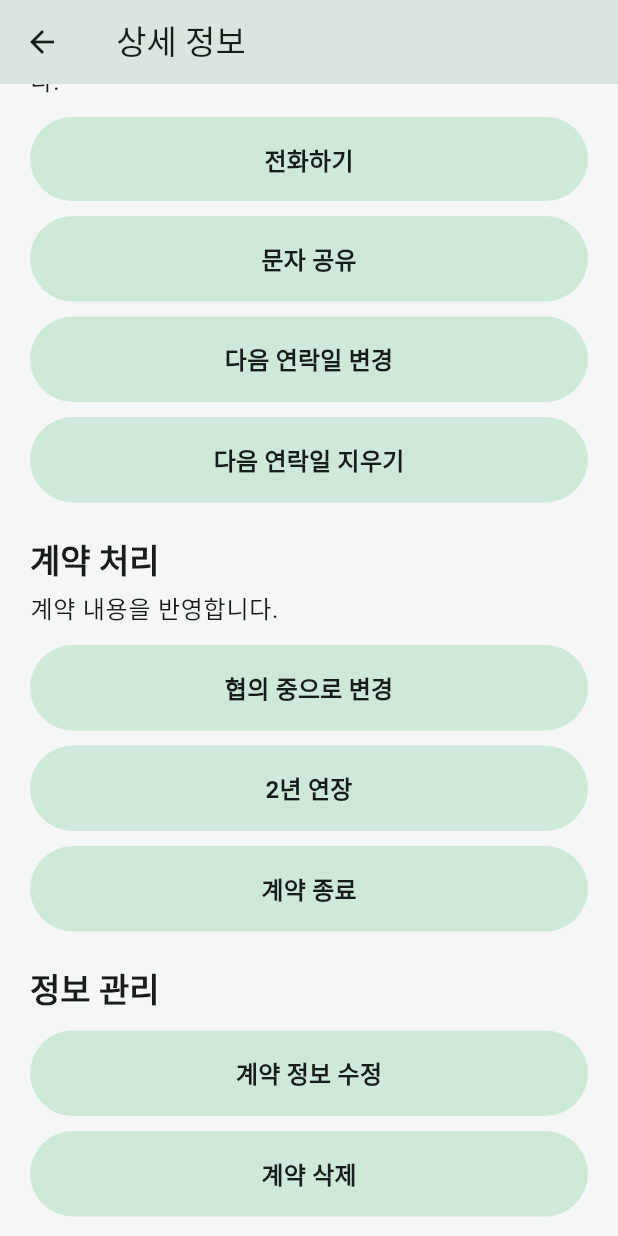
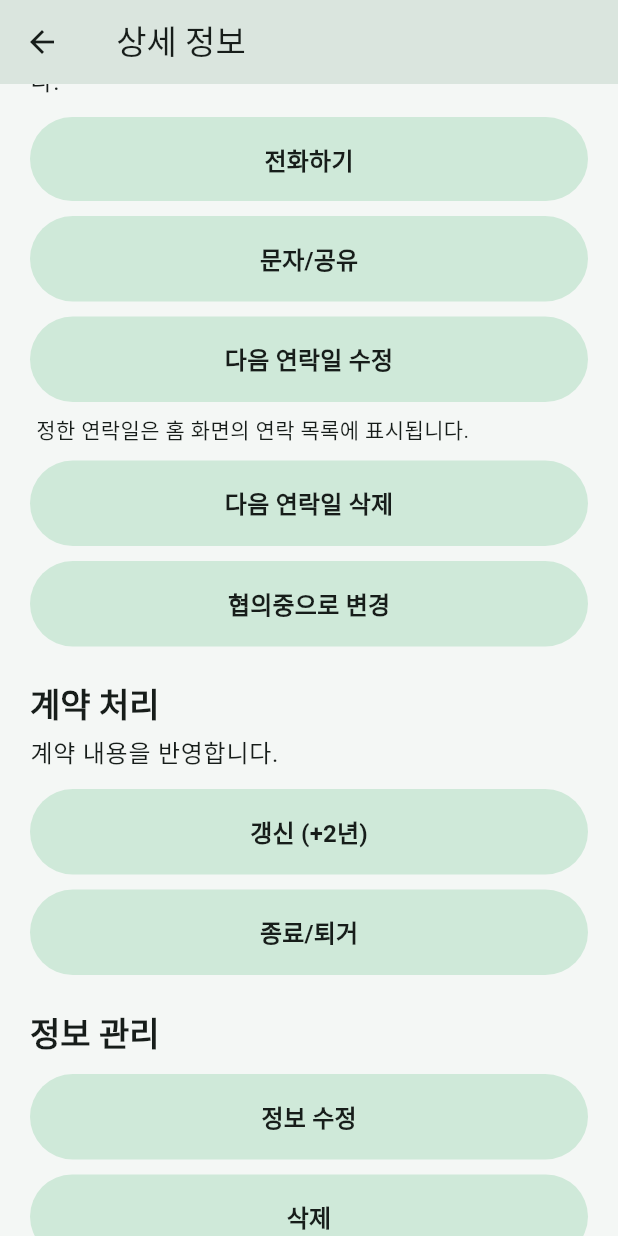
Before and after one commit to meeso0219/rent-management, a Flutter app: the UnitDetailScreen screen opened directly with empty values, scrolled down 576 dp, on a phone screen of 412 x 824 dp. Run offline on Flutter 3.47's test engine with Material 3 defaults, Android fonts, the phone set to English and light mode, and no system bars; our stand-ins replace flutter_local_notifications, flutter_timezone, share_plus, shared_preferences, timezone; accounts and stored records are empty.

Commit message:
Adjust lease detail actions for section-based UX

```diff
--- a/lib/screens/unit_detail_screen.dart
+++ b/lib/screens/unit_detail_screen.dart
@@ -67,12 +67,12 @@ class _UnitDetailScreenState extends State<UnitDetailScreen> {
 
   void _clearFollowUpDate() {
     _updateLease(_lease.copyWith(nextFollowUpDate: null));
-    _showMessage('다음 연락일을 지웠습니다.');
+    _showMessage('다음 연락일을 삭제했습니다.');
   }
 
   void _setNegotiating() {
     _updateLease(_lease.copyWith(status: LeaseStatus.negotiating));
-    _showMessage('상태를 협의 중으로 변경했습니다.');
+    _showMessage('상태를 협의중으로 변경했습니다.');
   }
 
   void _setEnded() {
@@ -201,37 +201,45 @@ class _UnitDetailScreenState extends State<UnitDetailScreen> {
               const SizedBox(height: 12),
               _actionButton(label: '전화하기', onPressed: _callTenant),
               const SizedBox(height: 10),
-              _actionButton(label: '문자 공유', onPressed: _shareMessage),
+              _actionButton(label: '문자/공유', onPressed: _shareMessage),
               const SizedBox(height: 10),
               _actionButton(
                 label: _lease.nextFollowUpDate == null
                     ? '다음 연락일 정하기'
-                    : '다음 연락일 변경',
+                    : '다음 연락일 수정',
                 onPressed: _pickNextFollowUpDate,
+              ),
+              const SizedBox(height: 8),
+              Padding(
+                padding: const EdgeInsets.symmetric(horizontal: 4),
+                child: Text(
+                  '정한 연락일은 홈 화면의 연락 목록에 표시됩니다.',
+                  style: textTheme.bodyMedium,
+                ),
               ),
               const SizedBox(height: 10),
               _actionButton(
-                label: '다음 연락일 지우기',
+                label: '다음 연락일 삭제',
                 onPressed: _lease.nextFollowUpDate == null
                     ? null
                     : _clearFollowUpDate,
               ),
+              const SizedBox(height: 10),
+              _actionButton(label: '협의중으로 변경', onPressed: _setNegotiating),
               const SizedBox(height: 24),
               _sectionTitle('계약 처리'),
               const SizedBox(height: 4),
               Text('계약 내용을 반영합니다.', style: textTheme.bodyLarge),
               const SizedBox(height: 12),
-              _actionButton(label: '협의 중으로 변경', onPressed: _setNegotiating),
+              _actionButton(label: '갱신 (+2년)', onPressed: _renewTwoYears),
               const SizedBox(height: 10),
-              _actionButton(label: '2년 연장', onPressed: _renewTwoYears),
-              const SizedBox(height: 10),
-              _actionButton(label: '계약 종료', onPressed: _setEnded),
+              _actionButton(label: '종료/퇴거', onPressed: _setEnded),
               const SizedBox(height: 24),
               _sectionTitle('정보 관리'),
               const SizedBox(height: 12),
-              _actionButton(label: '계약 정보 수정', onPressed: _openEditScreen),
+              _actionButton(label: '정보 수정', onPressed: _openEditScreen),
               const SizedBox(height: 10),
-              _actionButton(label: '계약 삭제', onPressed: _deleteLease),
+              _actionButton(label: '삭제', onPressed: _deleteLease),
             ],
           ),
         ),
```
